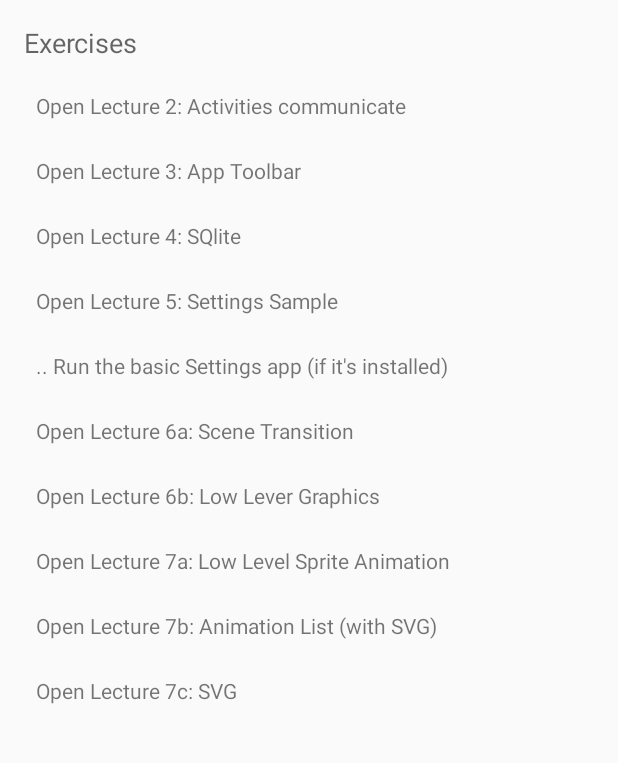
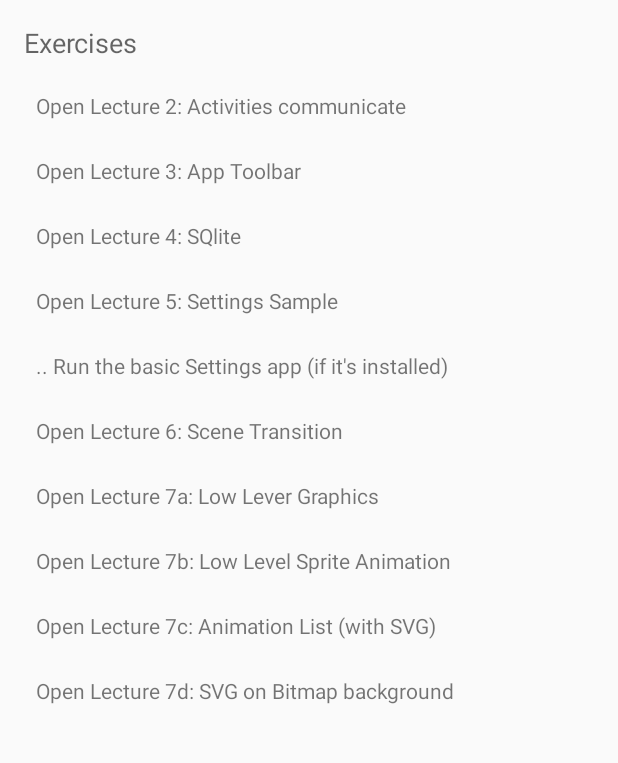
Before and after one commit to auval/AndroidWorkshop, an Android app: the screen it shows after launch (MainActivity), on a phone screen of 412 x 824 dp, the part 84-847 px from its top. Run offline under Robolectric (Android 15) with nearby library versions, the phone set to English and light mode, and no system bars.

Commit message:
Changed some examples titles

```diff
--- a/app/src/main/java/org/shenkar/auval/codesamples/MainActivity.java
+++ b/app/src/main/java/org/shenkar/auval/codesamples/MainActivity.java
@@ -51,12 +51,14 @@ public class MainActivity extends AppCompatActivity {
         mValues.add(new ArrayItem("Lecture 5: Settings Sample", SettingsActivity.class));
         mValues.add(new ArrayItem(".. Run the basic Settings app (if it's installed)",
                 "com.mindtheapps.sampleprefs"));
-        mValues.add(new ArrayItem("Lecture 6a: Scene Transition", SceneTransitionActivity.class));
-        mValues.add(new ArrayItem("Lecture 6b: Low Lever Graphics", LowLeverGraphicsActivity.class));
-        mValues.add(new ArrayItem("Lecture 7a: Low Level Sprite Animation", SpriteAnimationActivity.class));
-        mValues.add(new ArrayItem("Lecture 7b: Animation List (with SVG)", SvgViewsActivity
+        mValues.add(new ArrayItem("Lecture 6: Scene Transition", SceneTransitionActivity.class));
+        mValues.add(new ArrayItem("Lecture 7a: Low Lever Graphics", LowLeverGraphicsActivity
                 .class));
-        mValues.add(new ArrayItem("Lecture 7c: SVG", BmpAndSvgActivity.class));
+        mValues.add(new ArrayItem("Lecture 7b: Low Level Sprite Animation",
+                SpriteAnimationActivity.class));
+        mValues.add(new ArrayItem("Lecture 7c: Animation List (with SVG)", SvgViewsActivity
+                .class));
+        mValues.add(new ArrayItem("Lecture 7d: SVG on Bitmap background", BmpAndSvgActivity.class));
 
     }
 
```
